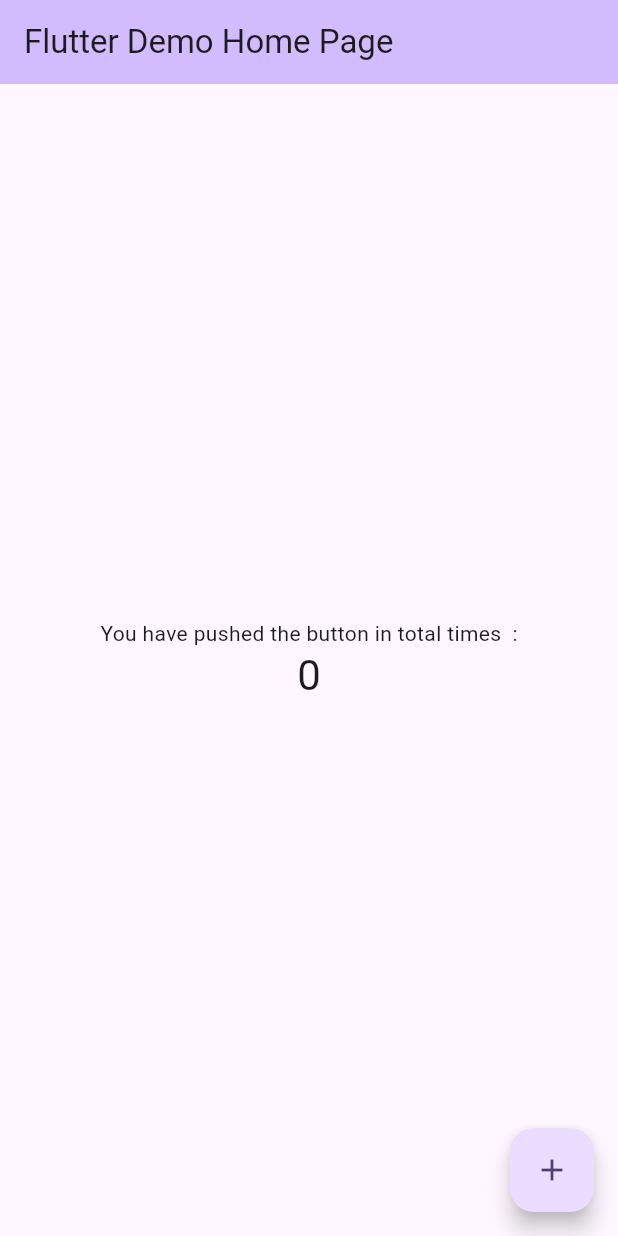
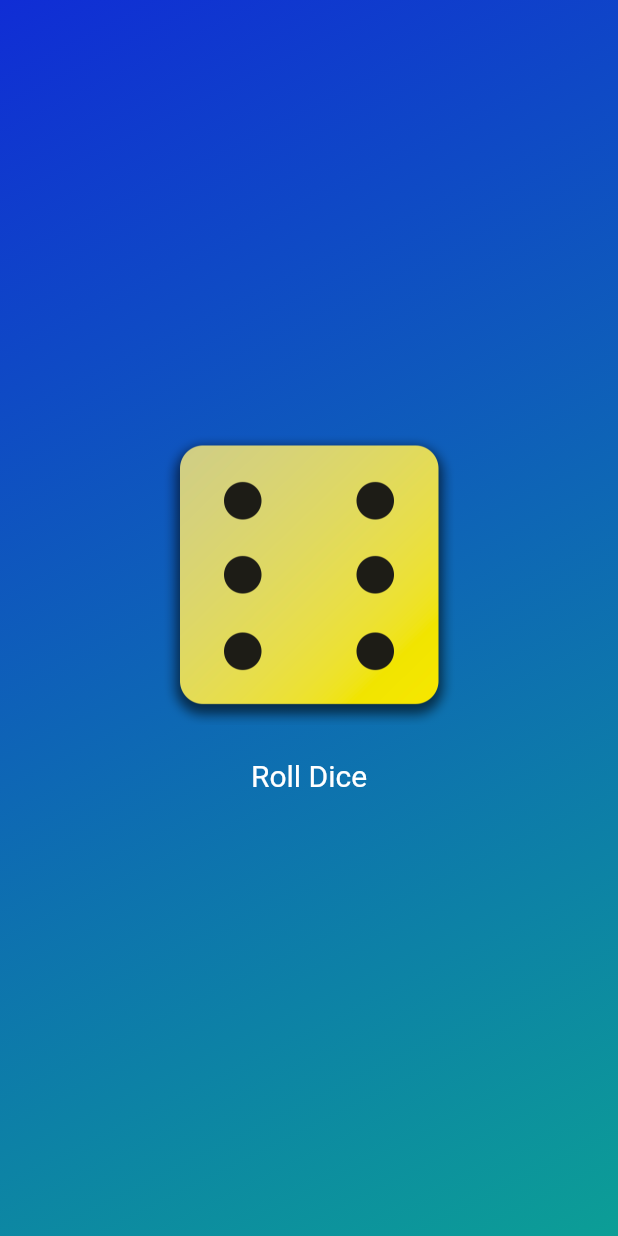
Before and after one commit to EHREkramul/Practice__Flutter-Dart, a Flutter app: the screen it shows after launch, on a phone screen of 412 x 824 dp. Run offline on Flutter 3.47's test engine with Material 3 defaults, Android fonts, the phone set to English and light mode, and no system bars.

Commit message:
Section-2(Dice App)

```diff
--- /dev/null
+++ b/first_app/lib/dice_roller.dart
@@ -0,0 +1,43 @@
+import 'dart:math';
+import 'package:flutter/material.dart';
+
+final randomizer = Random();
+
+class DiceRoller extends StatefulWidget {
+  @override
+  State<DiceRoller> createState() {
+    return _DiceRollerState();
+  }
+}
+
+class _DiceRollerState extends State<DiceRoller> {
+  var activeDice = 6;
+  void RollDice() {
+    setState(() {
+      activeDice = randomizer.nextInt(6) + 1;
+      ;
+    });
+  }
+
+  @override
+  Widget build(BuildContext context) {
+    return Column(
+      mainAxisSize: MainAxisSize.min,
+      children: [
+        Image.asset(
+          'assets/images/dice-$activeDice.png',
+          width: 200,
+        ),
+        SizedBox(height: 10),
+        TextButton(
+          onPressed: RollDice,
+          style: TextButton.styleFrom(
+            foregroundColor: Colors.white,
+            textStyle: TextStyle(fontSize: 20),
+          ),
+          child: Text('Roll Dice'),
+        )
+      ],
+    );
+  }
+}
--- /dev/null
+++ b/first_app/lib/gradient_container.dart
@@ -0,0 +1,24 @@
+import 'package:flutter/material.dart';
+import 'dice_roller.dart';
+
+class GradientContainer extends StatelessWidget {
+  GradientContainer(this.colors);
+
+  final List<Color> colors;
+
+  @override
+  Widget build(BuildContext context) {
+    return Container(
+      decoration: BoxDecoration(
+        gradient: LinearGradient(
+          colors: colors,
+          begin: Alignment.topLeft,
+          end: Alignment.bottomRight,
+        ),
+      ),
+      child: Center(
+        child: DiceRoller(),
+      ),
+    );
+  }
+}
--- /dev/null
+++ b/first_app/lib/greetings.dart
@@ -0,0 +1,18 @@
+import 'package:flutter/material.dart';
+
+class Greetings extends StatelessWidget {
+  Greetings(this.text);
+
+  final String text;
+
+  @override
+  Widget build(BuildContext context) {
+    return Text(
+      text,
+      style: TextStyle(
+        fontSize: 24.00,
+        color: Colors.white,
+      ),
+    );
+  }
+}
--- a/first_app/lib/main.dart
+++ b/first_app/lib/main.dart
@@ -1,125 +1,14 @@
+import 'gradient_container.dart';
 import 'package:flutter/material.dart';
 
 void main() {
-  runApp(const MyApp());
-}
-
-class MyApp extends StatelessWidget {
-  const MyApp({super.key});
-
-  // This widget is the root of your application.
-  @override
-  Widget build(BuildContext context) {
-    return MaterialApp(
-      title: 'Flutter Demo',
-      theme: ThemeData(
-        // This is the theme of your application.
-        //
-        // TRY THIS: Try running your application with "flutter run". You'll see
-        // the application has a purple toolbar. Then, without quitting the app,
-        // try changing the seedColor in the colorScheme below to Colors.green
-        // and then invoke "hot reload" (save your changes or press the "hot
-        // reload" button in a Flutter-supported IDE, or press "r" if you used
-        // the command line to start the app).
-        //
-        // Notice that the counter didn't reset back to zero; the application
-        // state is not lost during the reload. To reset the state, use hot
-        // restart instead.
-        //
-        // This works for code too, not just values: Most code changes can be
-        // tested with just a hot reload.
-        colorScheme: ColorScheme.fromSeed(seedColor: Colors.deepPurple),
-        useMaterial3: true,
-      ),
-      home: const MyHomePage(title: 'Flutter Demo Home Page'),
-    );
-  }
-}
-
-class MyHomePage extends StatefulWidget {
-  const MyHomePage({super.key, required this.title});
-
-  // This widget is the home page of your application. It is stateful, meaning
-  // that it has a State object (defined below) that contains fields that affect
-  // how it looks.
-
-  // This class is the configuration for the state. It holds the values (in this
-  // case the title) provided by the parent (in this case the App widget) and
-  // used by the build method of the State. Fields in a Widget subclass are
-  // always marked "final".
-
-  final String title;
-
-  @override
-  State<MyHomePage> createState() => _MyHomePageState();
-}
-
-class _MyHomePageState extends State<MyHomePage> {
-  int _counter = 0;
-
-  void _incrementCounter() {
-    setState(() {
-      // This call to setState tells the Flutter framework that something has
-      // changed in this State, which causes it to rerun the build method below
-      // so that the display can reflect the updated values. If we changed
-      // _counter without calling setState(), then the build method would not be
-      // called again, and so nothing would appear to happen.
-      _counter++;
-    });
-  }
-
-  @override
-  Widget build(BuildContext context) {
-    // This method is rerun every time setState is called, for instance as done
-    // by the _incrementCounter method above.
-    //
-    // The Flutter framework has been optimized to make rerunning build methods
-    // fast, so that you can just rebuild anything that needs updating rather
-    // than having to individually change instances of widgets.
-    return Scaffold(
-      appBar: AppBar(
-        // TRY THIS: Try changing the color here to a specific color (to
-        // Colors.amber, perhaps?) and trigger a hot reload to see the AppBar
-        // change color while the other colors stay the same.
-        backgroundColor: Theme.of(context).colorScheme.inversePrimary,
-        // Here we take the value from the MyHomePage object that was created by
-        // the App.build method, and use it to set our appbar title.
-        title: Text(widget.title),
-      ),
-      body: Center(
-        // Center is a layout widget. It takes a single child and positions it
-        // in the middle of the parent.
-        child: Column(
-          // Column is also a layout widget. It takes a list of children and
-          // arranges them vertically. By default, it sizes itself to fit its
-          // children horizontally, and tries to be as tall as its parent.
-          //
-          // Column has various properties to control how it sizes itself and
-          // how it positions its children. Here we use mainAxisAlignment to
-          // center the children vertically; the main axis here is the vertical
-          // axis because Columns are vertical (the cross axis would be
-          // horizontal).
-          //
-          // TRY THIS: Invoke "debug painting" (choose the "Toggle Debug Paint"
-          // action in the IDE, or press "p" in the console), to see the
-          // wireframe for each widget.
-          mainAxisAlignment: MainAxisAlignment.center,
-          children: <Widget>[
-            const Text(
-              'You have pushed the button in total times  :',
-            ),
-            Text(
-              '$_counter',
-              style: Theme.of(context).textTheme.headlineMedium,
-            ),
-          ],
+  runApp(
+    MaterialApp(
+      home: Scaffold(
+        body: GradientContainer(
+          [Color.fromARGB(255, 16, 45, 213), Color.fromARGB(255, 12, 158, 150)],
         ),
       ),
-      floatingActionButton: FloatingActionButton(
-        onPressed: _incrementCounter,
-        tooltip: 'Increase',
-        child: const Icon(Icons.add),
-      ), // This trailing comma makes auto-formatting nicer for build methods.
-    );
-  }
+    ),
+  );
 }
```
Also changed, not shown: first_app/pubspec.yaml (+7 -3 lines), first_app/assets/images/dice-1.png (added), first_app/assets/images/dice-2.png (added), first_app/assets/images/dice-3.png (added), first_app/assets/images/dice-4.png (added), first_app/assets/images/dice-5.png (added), first_app/assets/images/dice-6.png (added).
